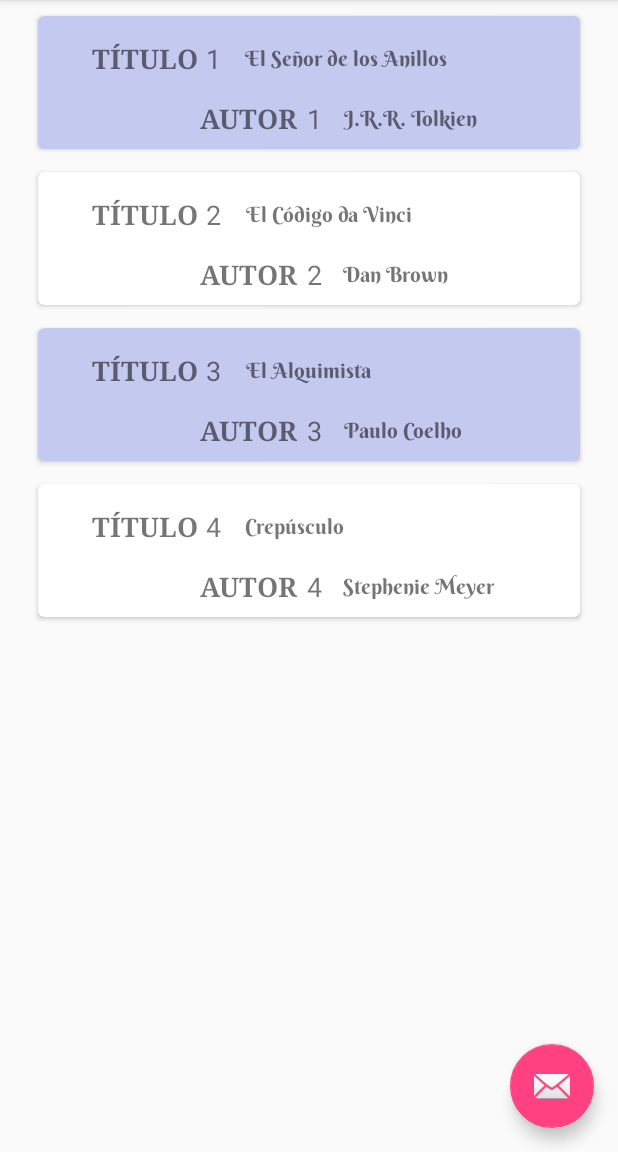
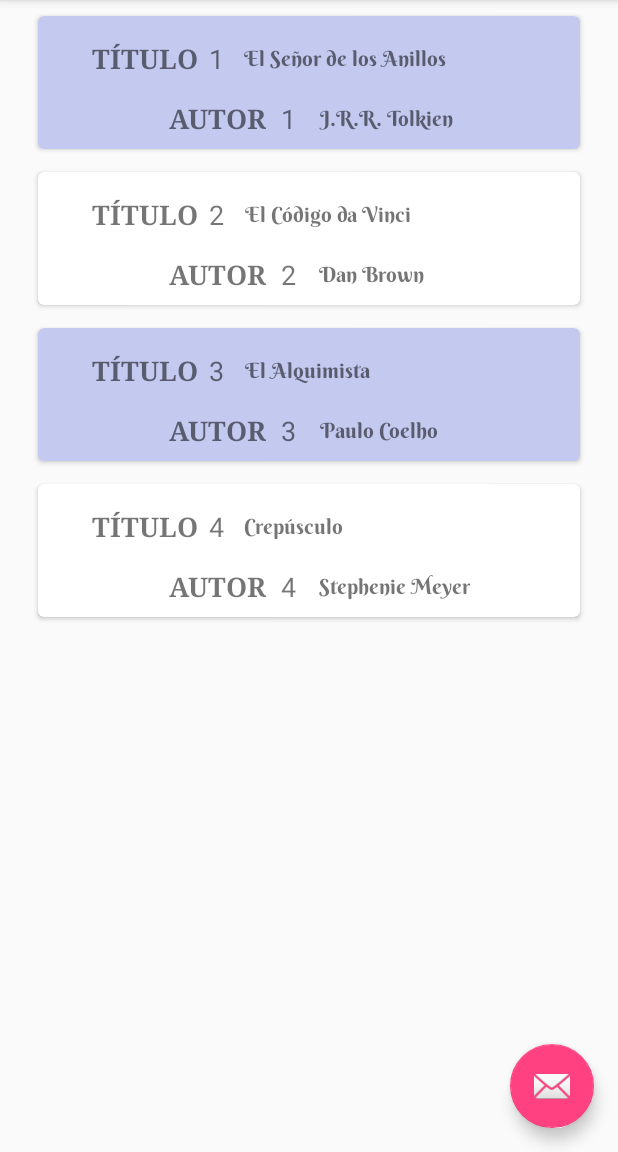
Before and after one commit to marcos2122/MyBooks, an Android app: the screen it shows after launch (BookListActivity), on a phone screen of 412 x 824 dp, the part 84-1236 px from its top. Run offline under Robolectric (Android 15) with nearby library versions, the phone set to English and light mode, and no system bars.

Commit message:
mejoras2 en el xml

```diff
--- a/app/src/main/res/layout/book_list_impar.xml
+++ b/app/src/main/res/layout/book_list_impar.xml
@@ -23,8 +23,9 @@
             android:id="@+id/textViewIdentificador"
             android:layout_width="wrap_content"
             android:layout_height="wrap_content"
-            android:layout_marginStart="112dp"
+            android:layout_marginStart="114dp"
             android:layout_marginTop="16dp"
+            android:text="1"
             android:textSize="18sp"
             app:layout_constraintStart_toEndOf="@+id/textViewTituloCabecera"
             app:layout_constraintTop_toTopOf="parent" />
@@ -33,8 +34,9 @@
             android:id="@+id/textViewIdentificador2"
             android:layout_width="wrap_content"
             android:layout_height="wrap_content"
-            android:layout_marginStart="179dp"
+            android:layout_marginStart="162dp"
             android:layout_marginTop="56dp"
+            android:text="1"
             android:textSize="18sp"
             app:layout_constraintStart_toEndOf="@+id/textViewAutorCabecera" />
 
@@ -60,9 +62,10 @@
             android:layout_width="wrap_content"
             android:layout_height="wrap_content"
             android:layout_marginBottom="8dp"
-            android:layout_marginStart="138dp"
+            android:layout_marginStart="137dp"
             android:layout_marginTop="19dp"
             android:fontFamily="@font/berkshire_swash"
+            android:text="weqweqw"
             android:textAlignment="center"
             app:layout_constraintBottom_toBottomOf="parent"
             app:layout_constraintEnd_toEndOf="parent"
@@ -76,7 +79,7 @@
             android:layout_width="wrap_content"
             android:layout_height="wrap_content"
             android:layout_marginBottom="8dp"
-            android:layout_marginStart="108dp"
+            android:layout_marginStart="87dp"
             android:layout_marginTop="56dp"
             android:fontFamily="serif"
             android:text="@string/autor"
@@ -93,9 +96,10 @@
             android:layout_width="wrap_content"
             android:layout_height="wrap_content"
             android:layout_marginBottom="8dp"
-            android:layout_marginStart="203dp"
+            android:layout_marginStart="187dp"
             android:layout_marginTop="59dp"
             android:fontFamily="@font/berkshire_swash"
+            android:text="ewewq"
             android:textAlignment="center"
             app:layout_constraintBottom_toBottomOf="parent"
             app:layout_constraintStart_toEndOf="@+id/textViewAutorCabecera"
--- a/app/src/main/res/layout/book_list_par.xml
+++ b/app/src/main/res/layout/book_list_par.xml
@@ -24,7 +24,7 @@
                     android:id="@+id/textViewIdentificador"
                     android:layout_width="wrap_content"
                     android:layout_height="wrap_content"
-                    android:layout_marginStart="112dp"
+                    android:layout_marginStart="114dp"
                     android:layout_marginTop="16dp"
                     android:textSize="18sp"
                     app:layout_constraintStart_toEndOf="@+id/textViewTituloCabecera"
@@ -34,7 +34,7 @@
                     android:id="@+id/textViewIdentificador2"
                     android:layout_width="wrap_content"
                     android:layout_height="wrap_content"
-                    android:layout_marginStart="179dp"
+                    android:layout_marginStart="162dp"
                     android:layout_marginTop="56dp"
                     android:textSize="18sp"
                     app:layout_constraintStart_toEndOf="@+id/textViewAutorCabecera" />
@@ -61,7 +61,7 @@
                     android:layout_width="wrap_content"
                     android:layout_height="wrap_content"
                     android:layout_marginBottom="8dp"
-                    android:layout_marginStart="138dp"
+                    android:layout_marginStart="137dp"
                     android:layout_marginTop="19dp"
                     android:fontFamily="@font/berkshire_swash"
                     android:textAlignment="center"
@@ -78,7 +78,7 @@
                     android:layout_width="wrap_content"
                     android:layout_height="wrap_content"
                     android:layout_marginBottom="8dp"
-                    android:layout_marginStart="108dp"
+                    android:layout_marginStart="87dp"
                     android:layout_marginTop="56dp"
                     android:fontFamily="serif"
                     android:text="@string/autor"
@@ -95,7 +95,7 @@
                     android:layout_width="wrap_content"
                     android:layout_height="wrap_content"
                     android:layout_marginBottom="8dp"
-                    android:layout_marginStart="203dp"
+                    android:layout_marginStart="187dp"
                     android:layout_marginTop="59dp"
                     android:fontFamily="@font/berkshire_swash"
                     android:textAlignment="center"
```
